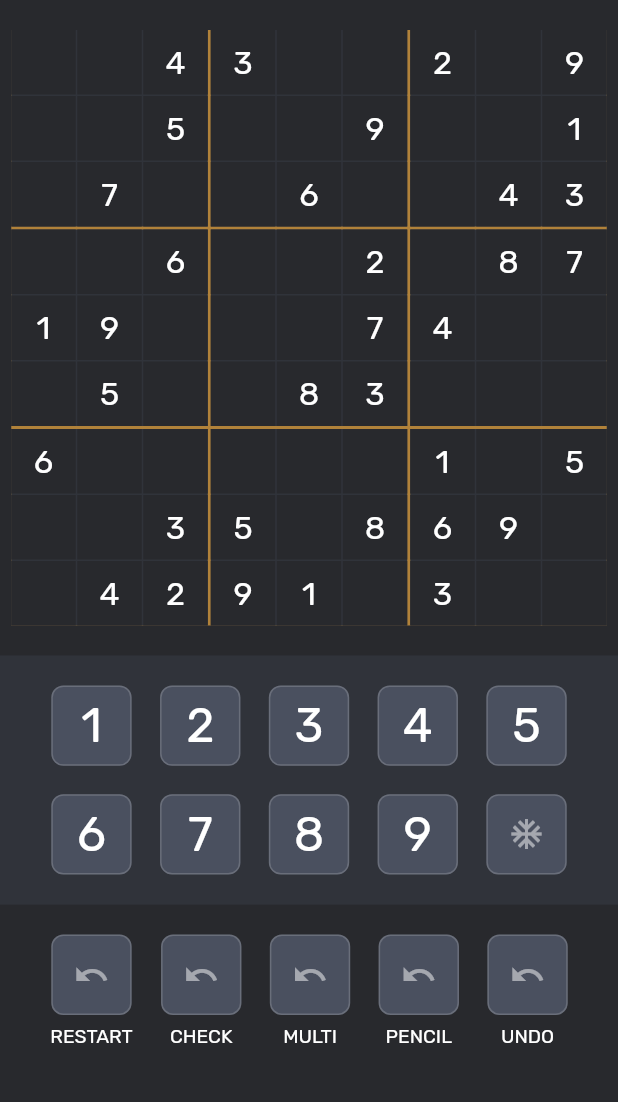
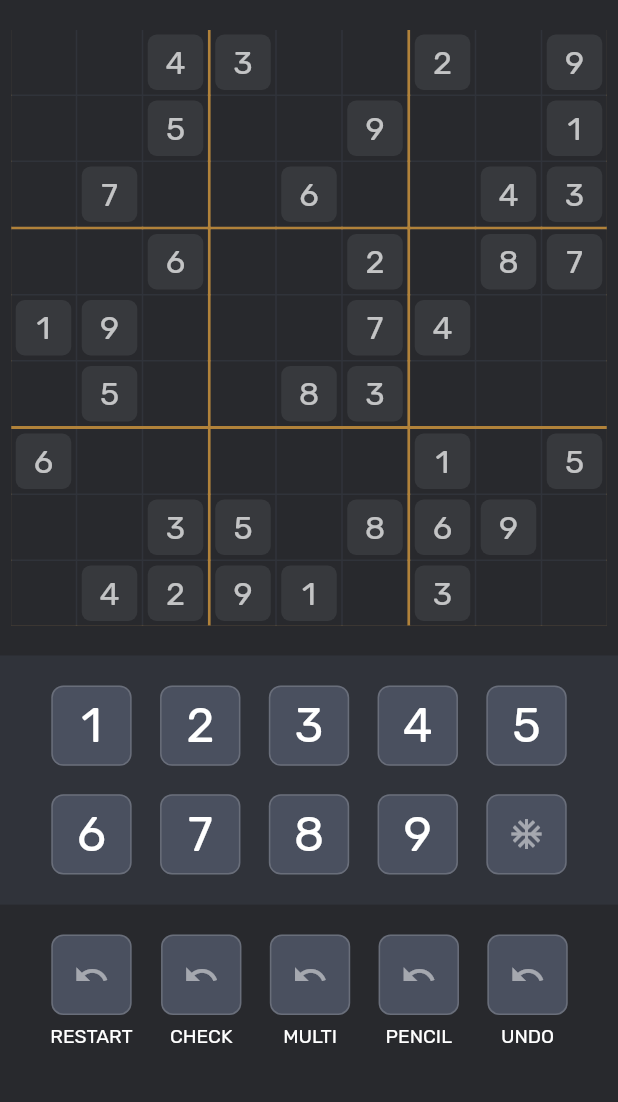
Before and after one commit to Calpoog/Sudoku, a Flutter app: the screen it shows after launch, on a phone screen of 412 x 824 dp, the part 39-1141 px from its top. Run offline on Flutter 3.47's test engine with Material 2 defaults, Android fonts, the phone set to English and light mode, and no system bars.

```diff
--- a/lib/common/colors.dart
+++ b/lib/common/colors.dart
@@ -9,6 +9,8 @@ class ThemeColors {
   final Color outline;
   final Color button;
   final Color icon;
+  final Color indicatorDark;
+  final Color indicatorLight;
 
   ThemeColors({
     required this.background,
@@ -19,5 +21,7 @@ class ThemeColors {
     required this.outline,
     required this.button,
     required this.icon,
+    required this.indicatorDark,
+    required this.indicatorLight,
   });
 }
--- a/lib/main.dart
+++ b/lib/main.dart
@@ -5,10 +5,6 @@ import 'common/button.dart';
 import 'common/colors.dart';
 import 'common/spacing.dart';
 import 'common/text.dart';
-import 'models/box.dart';
-import 'models/cell.dart';
-import 'models/grid.dart';
-
 import 'models/game.dart';
 import 'sudoku/grid_widget.dart';
 
@@ -35,6 +31,8 @@ class MyApp extends StatelessWidget {
       outline: const Color.fromRGBO(231, 231, 231, 0.2),
       button: const Color.fromRGBO(74, 80, 95, 1),
       icon: const Color.fromRGBO(255, 255, 255, 0.5),
+      indicatorDark: const Color.fromRGBO(14, 14, 15, 1),
+      indicatorLight: const Color.fromRGBO(55, 57, 61, 1),
     );
 
     return Provider.value(
--- a/lib/sudoku/cell_widget.dart
+++ b/lib/sudoku/cell_widget.dart
@@ -17,6 +17,7 @@ class CellWidget extends StatelessWidget {
     final game = context.watch<SudokuGame>();
     final colors = context.read<ThemeColors>();
     final isSelected = game.selectedCell == cell;
+    final matchDigit = game.selectedCell?.digit;
     return GestureDetector(
       onTap: () {
         game.select(cell);
@@ -24,16 +25,33 @@ class CellWidget extends StatelessWidget {
       child: Container(
         width: size,
         height: size,
+        color: colors.background,
         alignment: Alignment.center,
-        clipBehavior: Clip.hardEdge,
+        child: Stack(
+          alignment: Alignment.center,
+          children: [
+            // indicator
+            Container(
+              margin: const EdgeInsets.all(3.0),
               decoration: BoxDecoration(
-          color: isSelected ? colors.accent : colors.background,
+                color: isSelected
+                    ? colors.accent
+                    : cell.digit > 0 && cell.digit == matchDigit
+                        ? colors.indicatorDark
+                        : cell.isClue
+                            ? colors.indicatorLight
+                            : Colors.transparent,
+                borderRadius: const BorderRadius.all(Radius.circular(6.0)),
               ),
-        child: cell.digit > 0
-            ? AppText(
+            ),
+            cell.digit > 0
+                ? Opacity(
+                    opacity: cell.isClue ? 0.7 : 1,
+                    child: AppText(
                       cell.digit.toString().replaceAll('0', ''),
                       size: size * 0.5,
                       // weight: FontWeight.w300,
+                    ),
                   )
                 : Container(
                     alignment: Alignment.center,
@@ -53,6 +71,8 @@ class CellWidget extends StatelessWidget {
                           .toList(),
                     ),
                   ),
+          ],
+        ),
       ),
     );
   }
```
Lines whose indentation alone changed are shown as unchanged.
